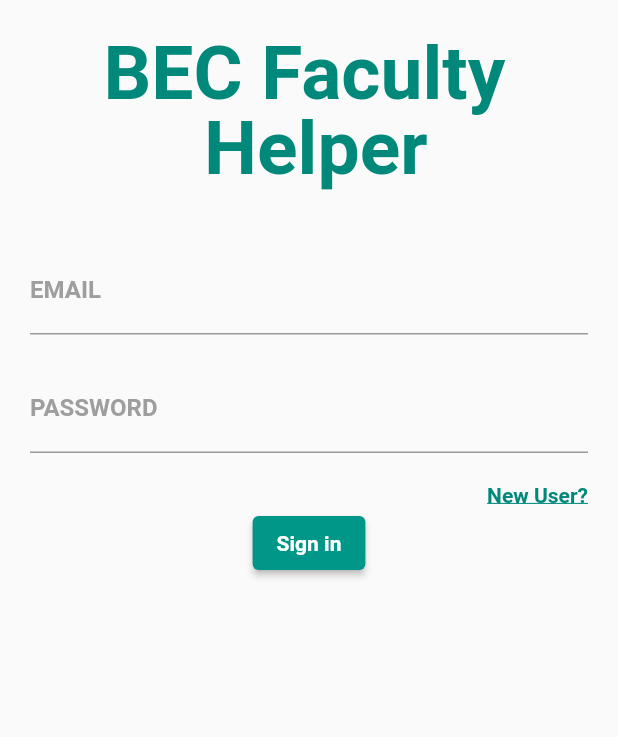
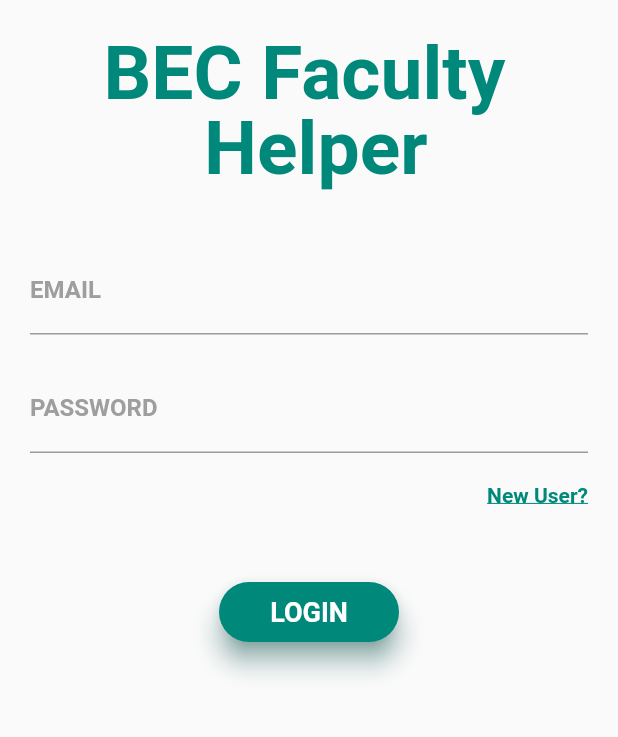
Before and after one commit to ioxvar/BEC-plugin, a Flutter app: the SignInPage screen opened directly, on a phone screen of 412 x 824 dp, the part 423-1160 px from its top. Run offline on Flutter 3.47's test engine with Material 2 defaults, Android fonts, the phone set to English and light mode, and no system bars; our stand-ins replace firebase_auth, firebase_core; accounts and stored records are empty; Roboto replaces fonts that are missing (Montserrat).

```diff
--- a/lib/main.dart
+++ b/lib/main.dart
@@ -26,6 +26,7 @@ class MyApp extends StatelessWidget {
         )
       ],
       child: MaterialApp(
+        debugShowCheckedModeBanner: false,
         title: 'Firebase auth',
         theme: ThemeData(
           primarySwatch: Colors.teal,
--- a/lib/sign_in_page.dart
+++ b/lib/sign_in_page.dart
@@ -1,6 +1,7 @@
 import './authentication_service.dart';
 import 'package:flutter/material.dart';
 import 'package:provider/provider.dart';
+import './signup.dart';
 
 class SignInPage extends StatelessWidget {
   final TextEditingController emailController = TextEditingController();
@@ -79,6 +80,10 @@ class SignInPage extends StatelessWidget {
                     alignment: Alignment(1.0, 0.0),
                     padding: EdgeInsets.only(top: 15.0, left: 20.0),
                     child: InkWell(
+                      onTap: () {
+                        Navigator.of(context).push(MaterialPageRoute(
+                            builder: (context) => SignupPage()));
+                      },
                       child: Text(
                         'New User?',
                         style: TextStyle(
@@ -91,21 +96,37 @@ class SignInPage extends StatelessWidget {
                   ),
                 ],
               )),
-          ElevatedButton(
-            onPressed: () {
+          SizedBox(height: 50.0),
+          GestureDetector(
+            onTap: () {
               context.read<AuthenticationService>().signIn(
                     email: emailController.text.trim(),
                     password: passwordController.text.trim(),
                   );
             },
-            child: Text(
-              'Sign in',
-              style: TextStyle(
-                  color: Colors.white,
-                  fontWeight: FontWeight.bold,
-                  fontFamily: 'Montserrat'),
+            child: LayoutBuilder(
+              builder: (BuildContext context, BoxConstraints constraints) {
+                return Container(
+                    height: 40.0,
+                    width: 120.0,
+                    //color: Colors.red,
+
+                    // height: 50.0,
+                    child: Material(
+                        borderRadius: BorderRadius.circular(30.0),
+                        shadowColor: Colors.teal[600],
+                        color: Colors.teal[600],
+                        elevation: 7.0,
+                        child: Center(
+                            child: Text('LOGIN',
+                                style: TextStyle(
+                                    color: Colors.white,
+                                    fontSize: 18,
+                                    fontWeight: FontWeight.bold,
+                                    fontFamily: 'Montserrat')))));
+              },
             ),
-          )
+          ),
         ],
       ),
     );
```
Also changed, not shown: lib/signup.dart (added, +121 -0 lines).
